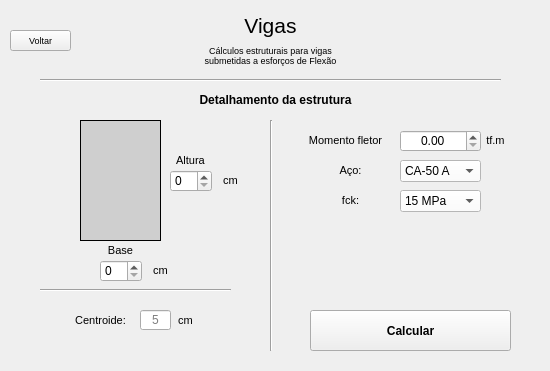
First picture: the form in GUI/viga_flexao.ui, repository E-Fernandez-Albuquerque/Calculo-estrutural-Python, before the edit.
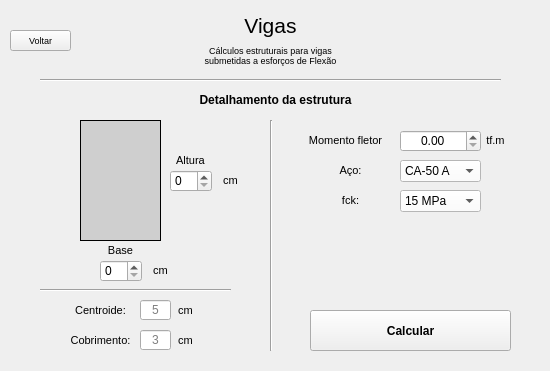
Second picture: the form after the edit.

The edit to the form file:
```diff
--- a/GUI/viga_flexao.ui
+++ b/GUI/viga_flexao.ui
@@ -257,7 +257,7 @@
     <property name="geometry">
      <rect>
       <x>70</x>
-      <y>310</y>
+      <y>300</y>
       <width>61</width>
       <height>20</height>
      </rect>
@@ -278,7 +278,7 @@
     <property name="geometry">
      <rect>
       <x>170</x>
-      <y>310</y>
+      <y>300</y>
       <width>31</width>
       <height>20</height>
      </rect>
@@ -299,7 +299,7 @@
     <property name="geometry">
      <rect>
       <x>140</x>
-      <y>310</y>
+      <y>300</y>
       <width>31</width>
       <height>20</height>
      </rect>
@@ -511,6 +511,67 @@
      </rect>
     </property>
    </widget>
+   <widget class="QLineEdit" name="lineEdit_centroide_2">
+    <property name="geometry">
+     <rect>
+      <x>140</x>
+      <y>330</y>
+      <width>31</width>
+      <height>20</height>
+     </rect>
+    </property>
+    <property name="maxLength">
+     <number>2</number>
+    </property>
+    <property name="alignment">
+     <set>Qt::AlignCenter</set>
+    </property>
+    <property name="placeholderText">
+     <string>3</string>
+    </property>
+   </widget>
+   <widget class="QLabel" name="label_unidade4_2">
+    <property name="geometry">
+     <rect>
+      <x>170</x>
+      <y>330</y>
+      <width>31</width>
+      <height>20</height>
+     </rect>
+    </property>
+    <property name="font">
+     <font>
+      <pointsize>8</pointsize>
+     </font>
+    </property>
+    <property name="text">
+     <string>cm</string>
+    </property>
+    <property name="alignment">
+     <set>Qt::AlignCenter</set>
+    </property>
+   </widget>
+   <widget class="QLabel" name="label_cobrimento">
+    <property name="geometry">
+     <rect>
+      <x>70</x>
+      <y>330</y>
+      <width>61</width>
+      <height>20</height>
+     </rect>
+    </property>
+    <property name="font">
+     <font>
+      <pointsize>8</pointsize>
+     </font>
+    </property>
+    <property name="text">
+     <string>Cobrimento:</string>
+    </property>
+    <property name="alignment">
+     <set>Qt::AlignCenter</set>
+    </property>
+   </widget>
   </widget>
  </widget>
  <tabstops>
```
Left out of the diff: 5 changed lines with no effect on the pictures.
